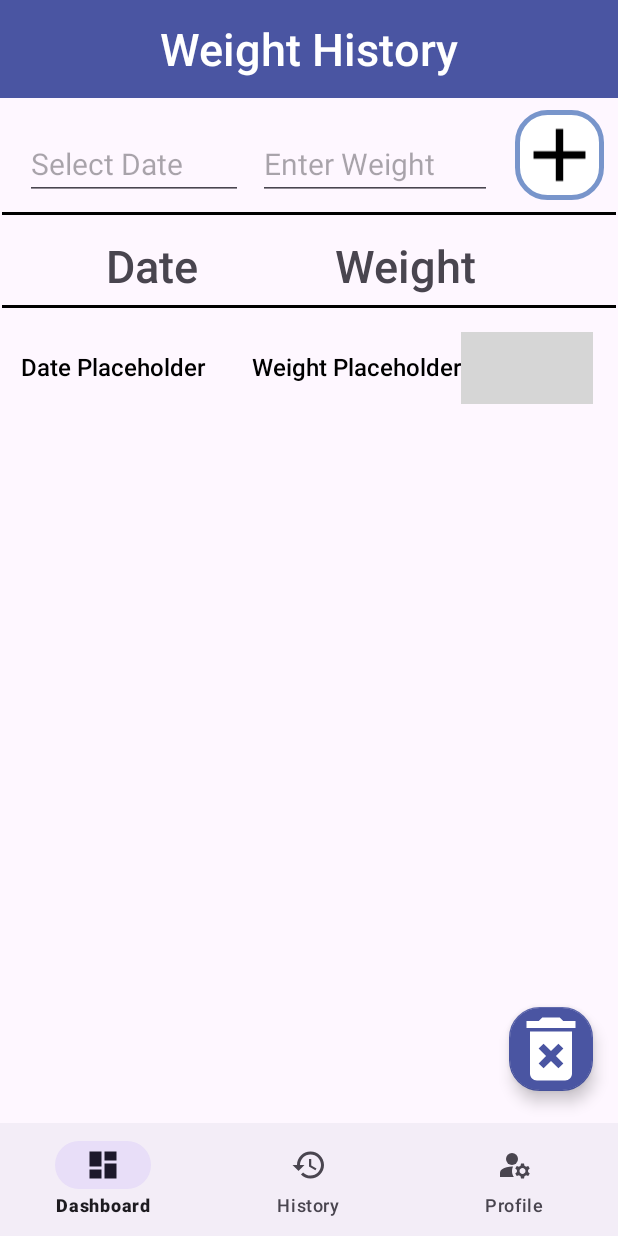
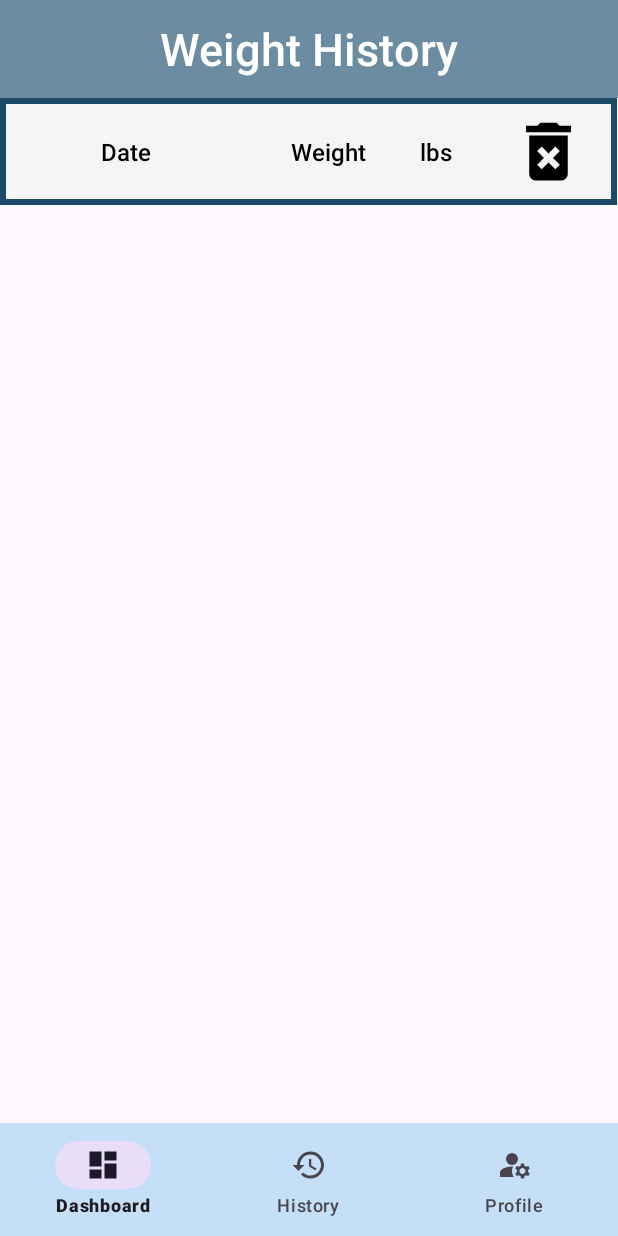
Before and after one commit to SeanMichael87/WeightTrackingApp, an Android app: the fragment HistoryFrag placed in its activity, on a phone screen of 412 x 824 dp. Run offline under Robolectric (Android 15) with nearby library versions, the phone set to English and light mode, and no system bars; grey boxes are pictures that could not be loaded.

Commit message:
Refactored the theme, reorganized history, tested navigation

```diff
--- a/app/src/main/java/com/SeanBCS360/WeightTrackerApp/PermissionsDialog.java
+++ b/app/src/main/java/com/SeanBCS360/WeightTrackerApp/PermissionsDialog.java
@@ -18,7 +18,7 @@ public class PermissionsDialog extends DialogFragment {
 
         LayoutInflater inflater = requireActivity().getLayoutInflater();
 
-        builder.setView(inflater.inflate(R.layout.sms_permissions, null))
+        builder.setView(inflater.inflate(R.layout.dialog_sms, null))
                .setPositiveButton(R.string.accept, new DialogInterface.OnClickListener() {
                    public void onClick(DialogInterface dialog, int id) {
                        // START THE GAME!
--- a/app/src/main/res/drawable/baseline_delete_forever_24.xml
+++ b/app/src/main/res/drawable/baseline_delete_forever_24.xml
@@ -1,5 +1,5 @@
-<vector android:height="24dp" android:tint="@color/white"
+<vector android:height="24dp" android:tint="@color/black"
     android:viewportHeight="24" android:viewportWidth="24"
     android:width="24dp" xmlns:android="http://schemas.android.com/apk/res/android">
-    <path android:fillColor="@android:color/white" android:pathData="M6,19c0,1.1 0.9,2 2,2h8c1.1,0 2,-0.9 2,-2L18,7L6,7v12zM8.46,11.88l1.41,-1.41L12,12.59l2.12,-2.12 1.41,1.41L13.41,14l2.12,2.12 -1.41,1.41L12,15.41l-2.12,2.12 -1.41,-1.41L10.59,14l-2.13,-2.12zM15.5,4l-1,-1h-5l-1,1L5,4v2h14L19,4z"/>
+    <path android:fillColor="@android:color/black" android:pathData="M6,19c0,1.1 0.9,2 2,2h8c1.1,0 2,-0.9 2,-2L18,7L6,7v12zM8.46,11.88l1.41,-1.41L12,12.59l2.12,-2.12 1.41,1.41L13.41,14l2.12,2.12 -1.41,1.41L12,15.41l-2.12,2.12 -1.41,-1.41L10.59,14l-2.13,-2.12zM15.5,4l-1,-1h-5l-1,1L5,4v2h14L19,4z"/>
 </vector>
--- /dev/null
+++ b/app/src/main/res/drawable/history_card.xml
@@ -0,0 +1,9 @@
+<?xml version="1.0" encoding="utf-8"?>
+<shape xmlns:android="http://schemas.android.com/apk/res/android"
+    android:shape="rectangle">
+    <solid
+        android:color="@color/lunar_pearl"/>
+    <stroke
+        android:width="4dp"
+        android:color="@color/drk_blue" />
+</shape>
--- a/app/src/main/res/layout/activity_main.xml
+++ b/app/src/main/res/layout/activity_main.xml
@@ -23,6 +23,7 @@
         android:id="@+id/bottomNavigationView"
         android:layout_width="match_parent"
         android:layout_height="75dp"
+        android:background="@color/cold_blue"
         app:layout_constraintBottom_toBottomOf="parent"
         app:layout_constraintEnd_toEndOf="parent"
         app:layout_constraintHorizontal_bias="0.5"
--- a/app/src/main/res/layout/sms_permissions.xml
+++ b/app/src/main/res/layout/dialog_sms.xml
@@ -11,7 +11,7 @@
         <ImageView
             android:layout_width="111dp"
             android:layout_height="match_parent"
-            android:contentDescription="warning"
+            android:contentDescription="@string/warning"
             android:background="#FFFFBB33"
             android:src="@drawable/baseline_warning_24">
 
--- a/app/src/main/res/layout/fragment_history.xml
+++ b/app/src/main/res/layout/fragment_history.xml
@@ -1,171 +1,107 @@
 <?xml version="1.0" encoding="utf-8"?>
 <FrameLayout xmlns:android="http://schemas.android.com/apk/res/android"
+    xmlns:app="http://schemas.android.com/apk/res-auto"
     xmlns:tools="http://schemas.android.com/tools"
     android:layout_width="match_parent"
     android:layout_height="match_parent"
     tools:context=".HistoryFrag">
 
-    <androidx.constraintlayout.widget.ConstraintLayout xmlns:android="http://schemas.android.com/apk/res/android"
-        xmlns:app="http://schemas.android.com/apk/res-auto"
-        xmlns:tools="http://schemas.android.com/tools"
+    <androidx.constraintlayout.widget.ConstraintLayout
         android:layout_width="match_parent"
         android:layout_height="match_parent">
 
-
-        <TableLayout
-            android:id="@+id/tableLayout"
-            android:layout_width="409dp"
-            android:layout_height="140dp"
-            android:orientation="vertical"
-            app:layout_constraintEnd_toEndOf="parent"
-            app:layout_constraintStart_toStartOf="parent"
-            app:layout_constraintTop_toBottomOf="@+id/textView">
-
-            <TableRow android:layout_height="86dp">
-
-                <EditText
-                    android:layout_marginStart="15sp"
-                    android:layout_marginTop="10sp"
-                    android:autofillHints="Select Date"
-                    android:hint="Select Date"
-                    android:textSize="20sp"
-                    android:inputType="date"
-                    android:paddingTop="20sp"
-                    android:paddingEnd="40sp" />
-
-                <EditText
-                    android:layout_width="141dp"
-                    android:layout_marginStart="10sp"
-                    android:layout_marginTop="10sp"
-                    android:autofillHints="Enter Weight"
-                    android:hint="Enter Weight"
-                    android:textSize="20sp"
-                    android:inputType="number"
-                    android:paddingTop="20sp" />
-
-                <ImageView
-                    android:layout_width="59dp"
-                    android:layout_height="60dp"
-                    android:layout_marginStart="15sp"
-                    android:layout_marginTop="8sp"
-                    android:layout_marginBottom="8sp"
-                    android:background="@drawable/daily_weight_box"
-                    android:clickable="true"
-                    android:contentDescription="add button"
-                    android:src="@drawable/baseline_add_24" />
-
-
-            </TableRow>
-
-            <TableRow
-                android:layout_width="match_parent"
-                android:layout_height="100dp"
-                android:background="@drawable/table_lines">
-
-                <TextView
-                    android:id="@+id/date_text_example"
-                    android:layout_width="wrap_content"
-                    android:layout_height="51dp"
-                    android:layout_marginStart="40dp"
-                    android:layout_marginTop="10dp"
-                    android:layout_marginBottom="10dp"
-                    android:gravity="center"
-                    android:text="Date"
-                    android:textSize="30sp" />
-
-                <TextView
-                    android:id="@+id/weight_text_example"
-                    android:layout_width="116dp"
-                    android:layout_height="51dp"
-                    android:layout_marginStart="50dp"
-                    android:layout_marginTop="10dp"
-                    android:backgroundTint="@null"
-                    android:gravity="center"
-                    android:text="Weight"
-                    android:textSize="30sp" />
-
-            </TableRow>
-        </TableLayout>
 
         <TextView
             android:id="@+id/textView"
             android:layout_width="match_parent"
             android:layout_height="65dp"
-            android:background="@color/blue"
-            android:text="Weight History"
+            android:background="@color/misty_blue"
+            android:gravity="center"
+            android:text="@string/weight_history"
+            android:textColor="@color/white"
             android:textSize="30sp"
-            android:textColor="@color/white"
-            android:gravity="center"
-            app:layout_constraintBottom_toTopOf="@+id/tableLayout"
             app:layout_constraintEnd_toEndOf="parent"
             app:layout_constraintStart_toStartOf="parent"
             app:layout_constraintTop_toTopOf="parent" />
 
         <ScrollView
             android:id="@+id/scrollView2"
-            android:layout_width="413dp"
-            android:layout_height="685dp"
-            android:layout_marginStart="1dp"
-            android:layout_marginEnd="1dp"
+            android:layout_width="411dp"
+            android:layout_height="826dp"
             android:contentDescription="Weight History"
             app:layout_constraintBottom_toBottomOf="parent"
             app:layout_constraintEnd_toEndOf="parent"
-            app:layout_constraintHorizontal_bias="1.0"
+            app:layout_constraintHorizontal_bias="0.0"
             app:layout_constraintStart_toStartOf="parent"
-            app:layout_constraintTop_toBottomOf="@+id/tableLayout"
+            app:layout_constraintTop_toBottomOf="@+id/textView"
             app:layout_constraintVertical_bias="0.0">
 
             <LinearLayout
-                xmlns:android="http://schemas.android.com/apk/res/android"
                 android:layout_width="match_parent"
                 android:layout_height="wrap_content"
+                android:background="@drawable/history_card"
                 android:orientation="horizontal"
-                android:padding="16dp">
+                android:padding="10dp">
 
                 <TextView
                     android:id="@+id/tvDate"
-                    android:layout_width="0dp"
+                    android:layout_width="148dp"
                     android:layout_height="wrap_content"
-                    android:layout_weight="1"
-                    android:text="Date Placeholder"
-                    android:textSize="16sp"
-                    android:textColor="@android:color/black"/>
+                    android:layout_gravity="center"
+                    android:text="@string/date"
+                    android:textAlignment="center"
+                    android:textColor="@android:color/black"
+                    android:textSize="16sp" />
 
                 <!-- Weight TextView -->
                 <TextView
                     android:id="@+id/tvWeight"
-                    android:layout_width="wrap_content"
+                    android:layout_width="122dp"
                     android:layout_height="wrap_content"
-                    android:text="Weight Placeholder"
-                    android:textSize="16sp"
-                    android:textColor="@android:color/black"/>
+                    android:layout_gravity="center"
+                    android:text="@string/weight"
+                    android:textAlignment="center"
+                    android:textColor="@android:color/black"
+                    android:textSize="16sp" />
+
+                <TextView
+                    android:id="@+id/measurement"
+                    android:layout_width="40dp"
+                    android:layout_height="wrap_content"
+                    android:layout_gravity="center"
+                    android:text="@string/lbs"
+                    android:textColor="@android:color/black"
+                    android:textSize="16sp" />
 
                 <!-- Delete Button -->
-                <Button
+                <ImageView
                     android:id="@+id/btnDelete"
-                    android:layout_width="wrap_content"
-                    android:layout_height="wrap_content"
+                    android:layout_width="71dp"
+                    android:layout_height="51dp"
+                    android:layout_marginStart="10dp"
+                    android:clickable="true"
+                    android:contentDescription="TODO"
+                    android:src="@drawable/baseline_delete_forever_24"
                     android:text="Delete"
-                    android:textColor="@android:color/white"
-                    android:background="@color/colorAccent"/>
+                    android:textColor="@android:color/white" />
 
             </LinearLayout>
         </ScrollView>
 
         <com.google.android.material.floatingactionbutton.FloatingActionButton
             android:id="@+id/floatingActionButton"
-            android:layout_width="wrap_content"
-            android:layout_height="wrap_content"
+            android:layout_width="60dp"
+            android:layout_height="58dp"
+            android:layout_marginStart="280dp"
+            android:layout_marginTop="700dp"
             android:clickable="true"
-            android:contentDescription="delete data"
-            app:layout_constraintBottom_toBottomOf="parent"
+            android:contentDescription="add data"
+            app:layout_constraintBottom_toBottomOf="@+id/scrollView2"
             app:layout_constraintEnd_toEndOf="parent"
-            app:layout_constraintHorizontal_bias="0.954"
-            app:layout_constraintStart_toStartOf="parent"
-            app:layout_constraintTop_toBottomOf="@+id/tableLayout"
-            app:layout_constraintVertical_bias="0.956"
-            app:srcCompat="@drawable/baseline_delete_forever_24"
-            app:maxImageSize="56dp"/>
+            app:layout_constraintStart_toStartOf="@+id/scrollView2"
+            app:layout_constraintTop_toBottomOf="@+id/textView"
+            app:maxImageSize="56dp"
+            app:srcCompat="@drawable/baseline_add_24" />
 
     </androidx.constraintlayout.widget.ConstraintLayout>
 
--- a/app/src/main/res/values/strings.xml
+++ b/app/src/main/res/values/strings.xml
@@ -23,4 +23,9 @@
     <string name="update_profile">Update Profile</string>
     <!-- TODO: Remove or change this placeholder text -->
     <string name="hello_blank_fragment">Hello blank fragment</string>
+    <string name="warning">warning</string>
+    <string name="date">Date</string>
+    <string name="weight">Weight</string>
+    <string name="lbs">lbs</string>
+    <string name="weight_history">Weight History</string>
 </resources>
--- a/app/src/main/res/values/themes.xml
+++ b/app/src/main/res/values/themes.xml
@@ -1,13 +1,14 @@
 <resources xmlns:tools="http://schemas.android.com/tools">
     <!-- Base application theme. -->
     <style name="Base.Theme.WeightTrackerApp" parent="Theme.Material3.DayNight.NoActionBar">
-         <item name="colorPrimary">@color/lt_blue</item>
+         <item name="colorPrimary">@color/misty_blue</item>
          <item name="floatingActionButtonStyle">@style/Widget.App.FloatingActionButton</item>
          <item name="android:textViewStyle">@style/RobotoTextViewStyle</item>
          <item name="android:buttonStyle">@style/RobotoButtonStyle</item>
     </style>
 
     <style name="Theme.WeightTrackerApp" parent="Base.Theme.WeightTrackerApp" />
+
     <style name="RobotoTextViewStyle" parent="android:Widget.TextView">
         <item name="android:fontFamily">sans-serif-medium</item>
     </style>
```
Also changed, not shown: app/src/main/AndroidManifest.xml (+5 -2 lines), app/src/main/java/com/SeanBCS360/WeightTrackerApp/LoginActivity.java (+14 -4 lines), app/src/main/res/drawable/login_card.xml (added, +8 -0 lines), app/src/main/res/layout/activity_login.xml (renamed from app/src/main/res/layout/login.xml, +12 -8 lines), app/src/main/res/layout/fragment_dash.xml (+10 -10 lines), app/src/main/res/layout/fragment_profile.xml (+5 -5 lines), app/src/main/res/drawable/login_back.png (added).
